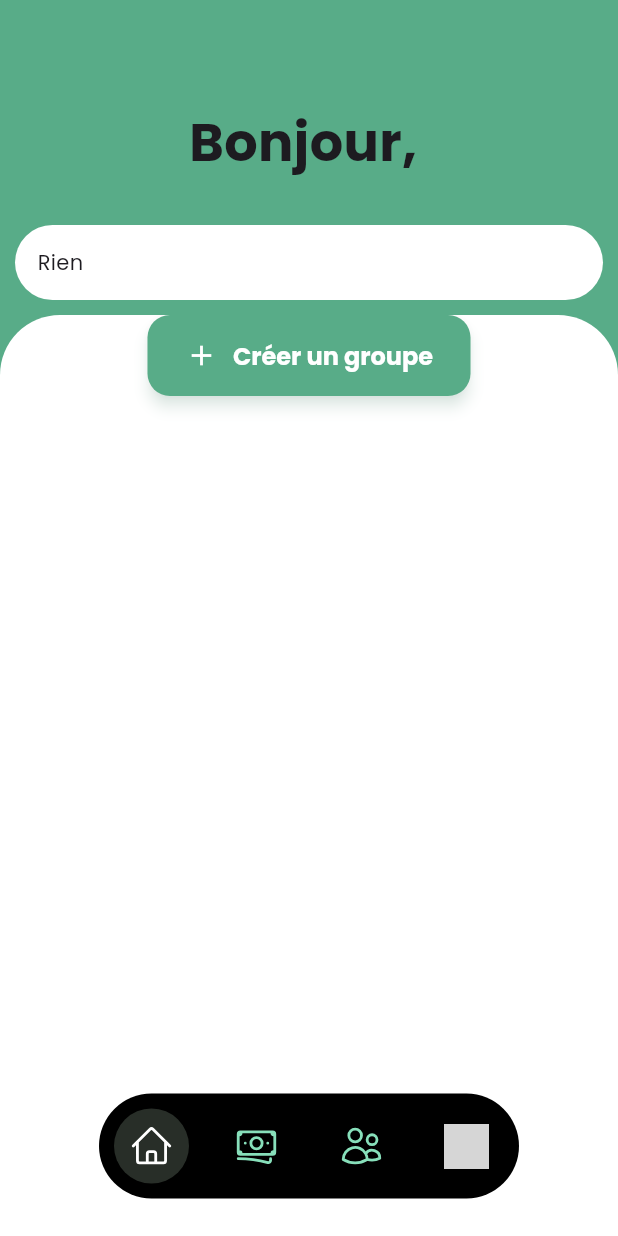
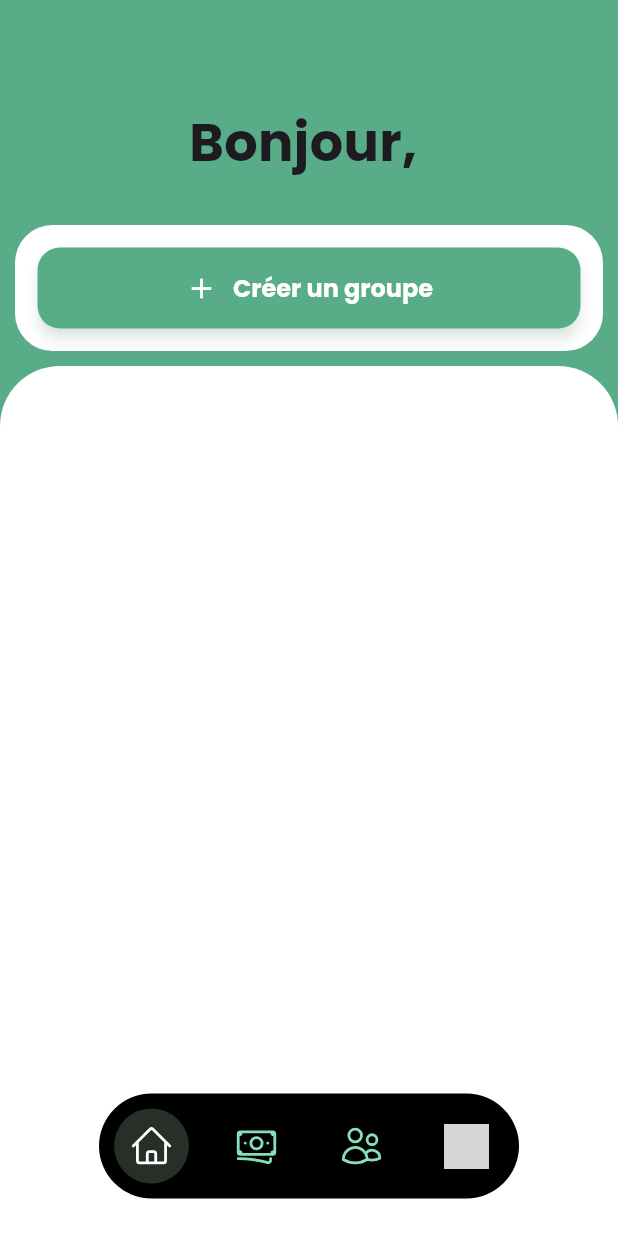
Before and after one commit to mael-grn/Projet-Picsou, a Flutter app: the GlobalLayout screen opened directly, after a tap on "Ok", on a phone screen of 412 x 824 dp. Run offline on Flutter 3.47's test engine with Material 3 defaults, Android fonts, the phone set to English and light mode, and no system bars; our stand-ins replace cookie_jar, flutter_svg, loading_animation_widget, shared_preferences; missing offline and left inert: restart_app; accounts and stored records are empty; network calls fail; grey boxes are pictures that could not be loaded.

```diff
--- a/lib/controllers/home/create_group_controller.dart
+++ b/lib/controllers/home/create_group_controller.dart
@@ -56,8 +56,6 @@ class CreateGroupController with ChangeNotifier {
   }
 
   Future<void> initData() async {
-    DialogBuilder.loading();
-
     try {
       users = await friendService.getAllFriendsAsUser();
 
@@ -72,7 +70,6 @@ class CreateGroupController with ChangeNotifier {
         return;
       }
       notifyListeners();
-      DialogBuilder.closeCurrentDialog();
     } on NetworkException catch (e) {
       DialogBuilder.networkError(e.networkError);
     } catch (_) {
--- a/lib/models/group.dart
+++ b/lib/models/group.dart
@@ -101,7 +101,7 @@ class UserIdWithStatus {
 
   Map<String, dynamic> toJson() {
     return {
-      'user_id': userId,
+      'id_user': userId,
       'status': status.statusId,
     };
   }
--- a/lib/views/home/create_group_view.dart
+++ b/lib/views/home/create_group_view.dart
@@ -275,6 +275,7 @@ class _CreateGroupViewState extends State<CreateGroupView> {
             SizedBox(height: 40),
 
             ButtonWidget(
+              tag: "create_group",
                 message: "Créer le groupe",
                 icon: Icons.add,
                 onPressed: () => controller.createGroup(widget._formKey)
--- a/lib/views/home/home_view.dart
+++ b/lib/views/home/home_view.dart
@@ -1,5 +1,6 @@
 import 'package:flutter/material.dart';
 import 'package:projet_picsou/controllers/home/home_controller.dart';
+import 'package:projet_picsou/widgets/groups/groupe_list_item_widget.dart';
 import 'package:projet_picsou/widgets/ui/button_widget.dart';
 import 'package:provider/provider.dart';
 import '../../core/custom_navigator.dart';
@@ -41,15 +42,18 @@ class _HomeViewState extends State<HomeView> {
         ),
       ),
 
-      intermediate: Text("Rien"),
+      intermediate: ButtonWidget(
+        tag: "create_group",
+          message: "Créer un groupe",
+          icon: Icons.add,
+          onPressed: () => CustomNavigator.pushFromRight(CreateGroupView())
+      ),
       body: SingleChildScrollView(
         child: Column(
           children: [
-            ButtonWidget(
-                message: "Créer un groupe",
-                icon: Icons.add,
-                onPressed: () => CustomNavigator.pushFromRight(CreateGroupView())
-            )
+            SizedBox(height: 20),
+            ...homeController.groups
+                .map((group) => GroupeListItemWidget(group: group))
           ],
         ),
       ),
```
Also changed, not shown: lib/widgets/groups/groupe_list_item_widget.dart (added, +59 -0 lines).
